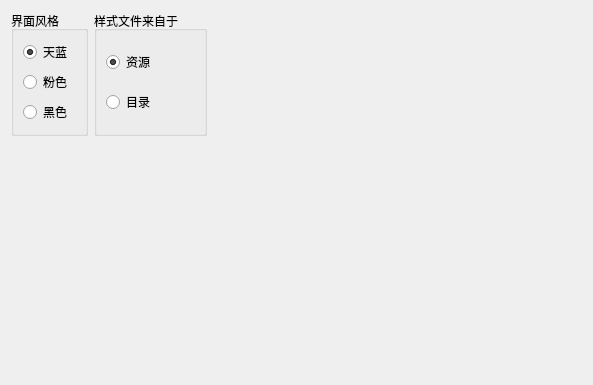
Above: forms/appcommcfgpanel.ui from wangkungit5905/PzAssistant before the change. Below: the same form after it.
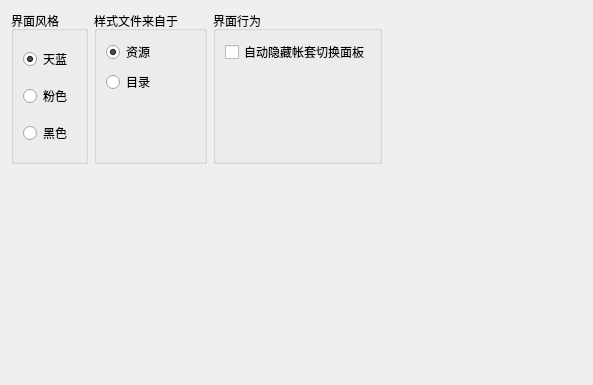
That is the form after the change.

Commit message: 帐套切换面板的自动隐藏和弹出

```diff
--- a/forms/appcommcfgpanel.ui
+++ b/forms/appcommcfgpanel.ui
@@ -72,6 +72,48 @@
           </property>
          </widget>
         </item>
+        <item>
+         <spacer name="verticalSpacer_3">
+          <property name="orientation">
+           <enum>Qt::Vertical</enum>
+          </property>
+          <property name="sizeHint" stdset="0">
+           <size>
+            <width>20</width>
+            <height>40</height>
+           </size>
+          </property>
+         </spacer>
+        </item>
+       </layout>
+      </widget>
+     </item>
+     <item>
+      <widget class="QGroupBox" name="groupBox_3">
+       <property name="title">
+        <string>界面行为</string>
+       </property>
+       <layout class="QVBoxLayout" name="verticalLayout_4">
+        <item>
+         <widget class="QCheckBox" name="chkAutoHideLeftPanel">
+          <property name="text">
+           <string>自动隐藏帐套切换面板</string>
+          </property>
+         </widget>
+        </item>
+        <item>
+         <spacer name="verticalSpacer_2">
+          <property name="orientation">
+           <enum>Qt::Vertical</enum>
+          </property>
+          <property name="sizeHint" stdset="0">
+           <size>
+            <width>20</width>
+            <height>40</height>
+           </size>
+          </property>
+         </spacer>
+        </item>
        </layout>
       </widget>
      </item>
```
The commit also changes 9 other files.
